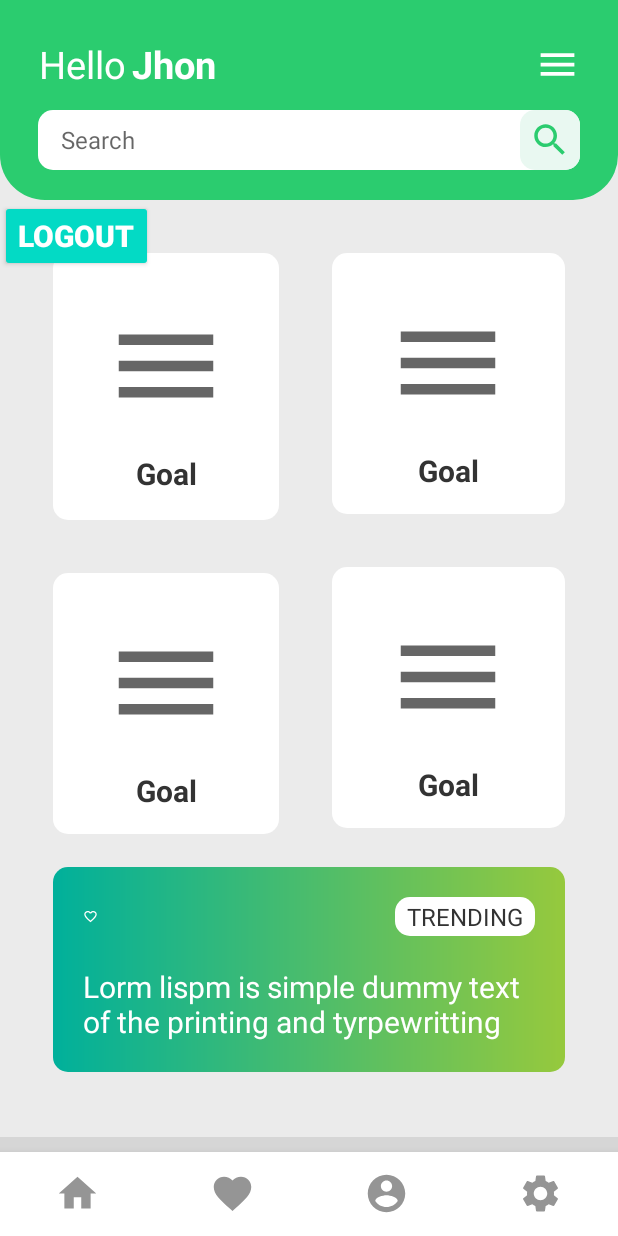
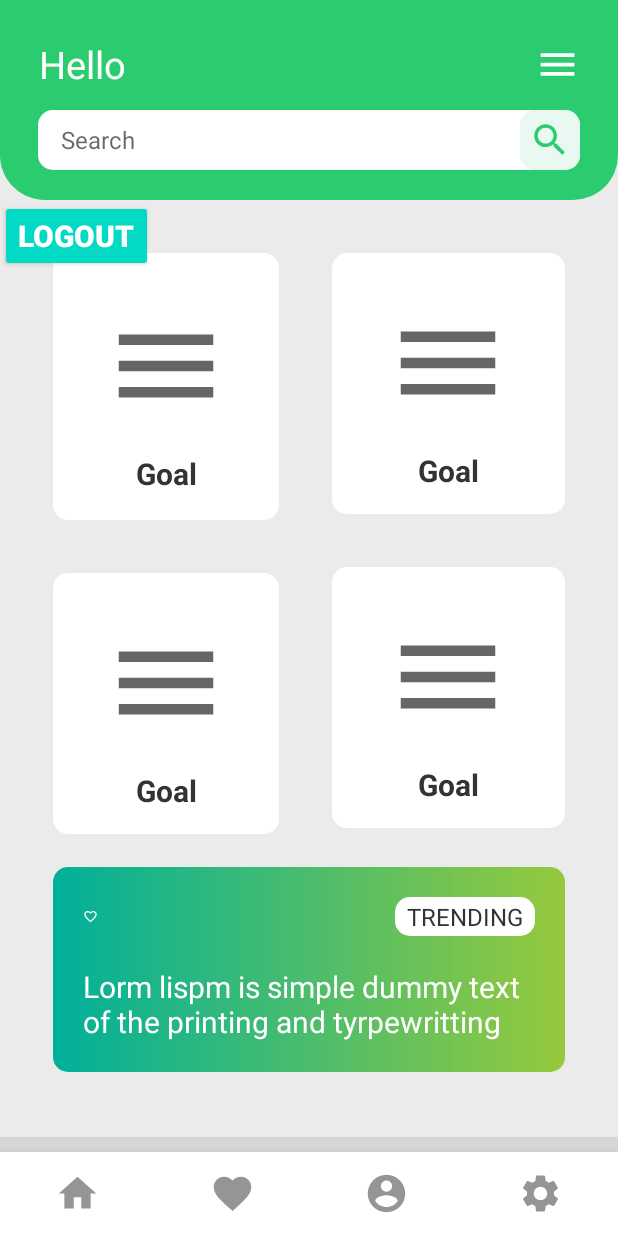
Before and after one commit to KyleGilmartin/TeamUp, an Android app: the MainActivity screen opened directly, with no data from a screen before it, on a phone screen of 412 x 824 dp. Run offline under Robolectric (Android 15) with nearby library versions, the phone set to English and light mode, and no system bars; our stand-ins replace Firebase (no records; nobody signed in at launch, a user with empty details on screens opened directly).

Commit message:
Add home page design -added name when loged in

```diff
--- a/app/src/main/res/layout/activity_main.xml
+++ b/app/src/main/res/layout/activity_main.xml
@@ -35,7 +35,7 @@
             android:layout_height="wrap_content"
             android:layout_marginStart="4dp"
             android:layout_marginTop="15dp"
-            android:text="Jhon"
+            android:text=""
             android:textColor="@color/white"
             android:textSize="25sp"
             android:textStyle="bold"
```
